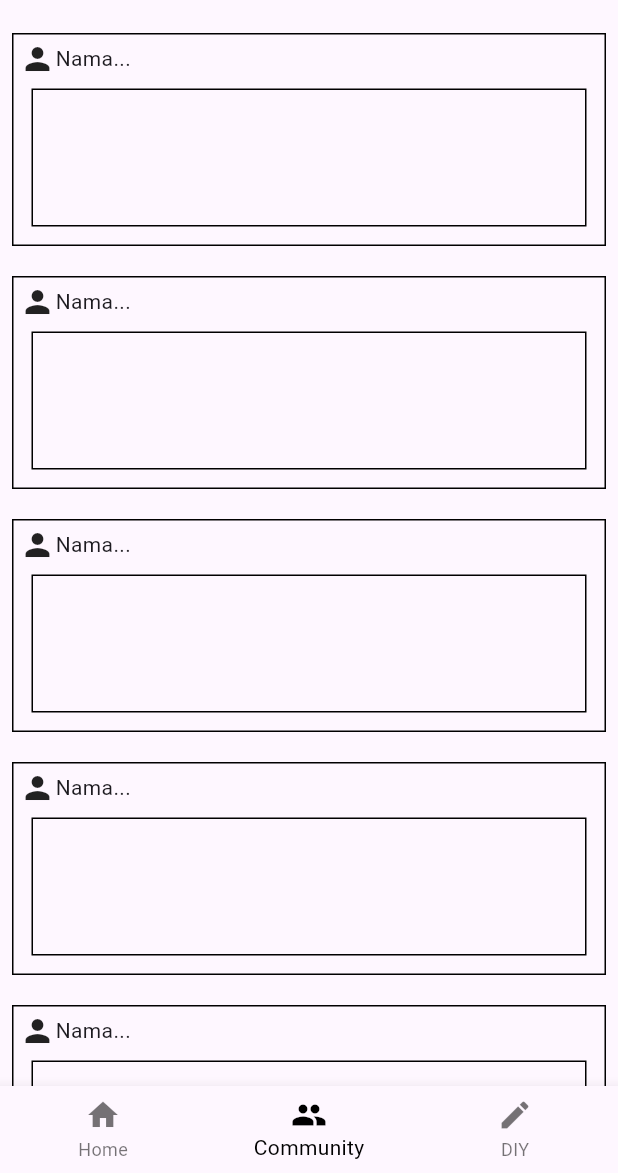
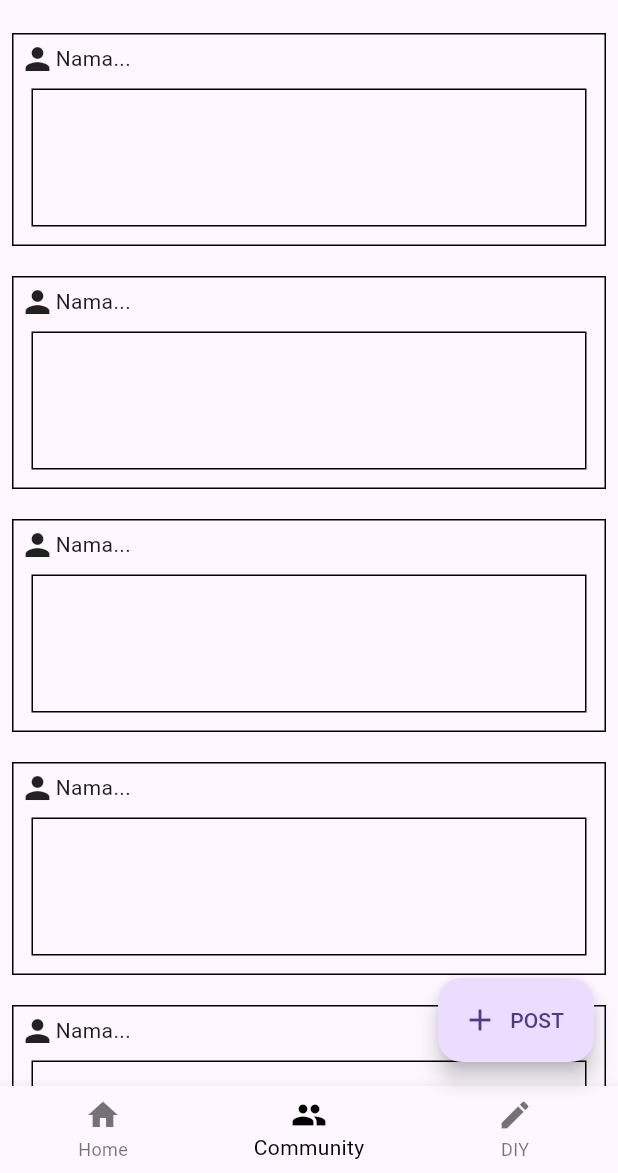
Before and after one commit to GSC2024-TradEco/tradeco-mobile, a Flutter app: the screen it shows after launch, on a phone screen of 412 x 824 dp, the part 63-1236 px from its top. Run offline on Flutter 3.47's test engine with Material 3 defaults, Android fonts, the light colour scheme and no system bars.

Commit message:
add '+ POST' button

```diff
--- a/lib/ui/pages/main_page.dart
+++ b/lib/ui/pages/main_page.dart
@@ -40,11 +40,11 @@ class _MainPageState extends State<MainPage> {
                 Navigator.push(
                   context,
                   MaterialPageRoute(
-                    builder: (context) => ProfilePage(),
+                    builder: (context) => const ProfilePage(),
                   ),
                 );
               },
-              child: Icon(Icons.person),
+              child: const Icon(Icons.person),
             ),
           ],
         ),
@@ -53,13 +53,20 @@ class _MainPageState extends State<MainPage> {
         currentIndex: _pagesIndex,
         selectedItemColor: Colors.black,
         onTap: _onItemTapped,
-        items: <BottomNavigationBarItem>[
+        items: const <BottomNavigationBarItem>[
           BottomNavigationBarItem(icon: Icon(Icons.home), label: 'Home'),
           BottomNavigationBarItem(icon: Icon(Icons.group), label: 'Community'),
           BottomNavigationBarItem(icon: Icon(Icons.create), label: 'DIY'),
         ],
       ),
       body: Center(child: _mainMenus.elementAt(_pagesIndex)),
+      floatingActionButton: _pagesIndex == 1
+          ? FloatingActionButton.extended(
+              onPressed: () {},
+              icon: const Icon(Icons.add),
+              label: const Text("POST"),
+            )
+          : const Text(""),
     );
   }
 }
```
